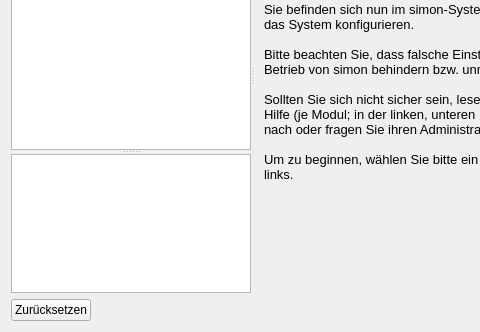
Before: the Qt Designer form ui/systemviewdlg.ui in KDE/simon, drawn with Qt 5; both pictures show x 0 to 480 and y 154 to 486 of the 653 by 486 pixel window.
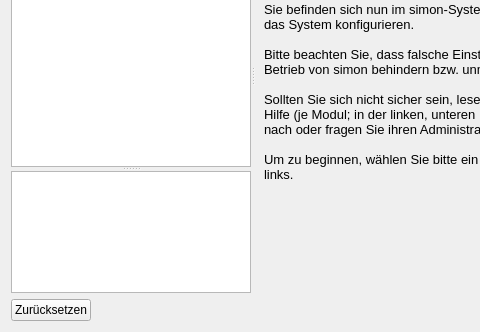
After: the same form once the commit is applied. Icons and pictures are not drawn. Custom widgets are drawn as their Qt base class.

The edit to the form file:
```diff
--- a/ui/systemviewdlg.ui
+++ b/ui/systemviewdlg.ui
@@ -45,7 +45,7 @@
           <property name="minimumSize" >
            <size>
             <width>0</width>
-            <height>273</height>
+            <height>290</height>
            </size>
           </property>
          </widget>
```
